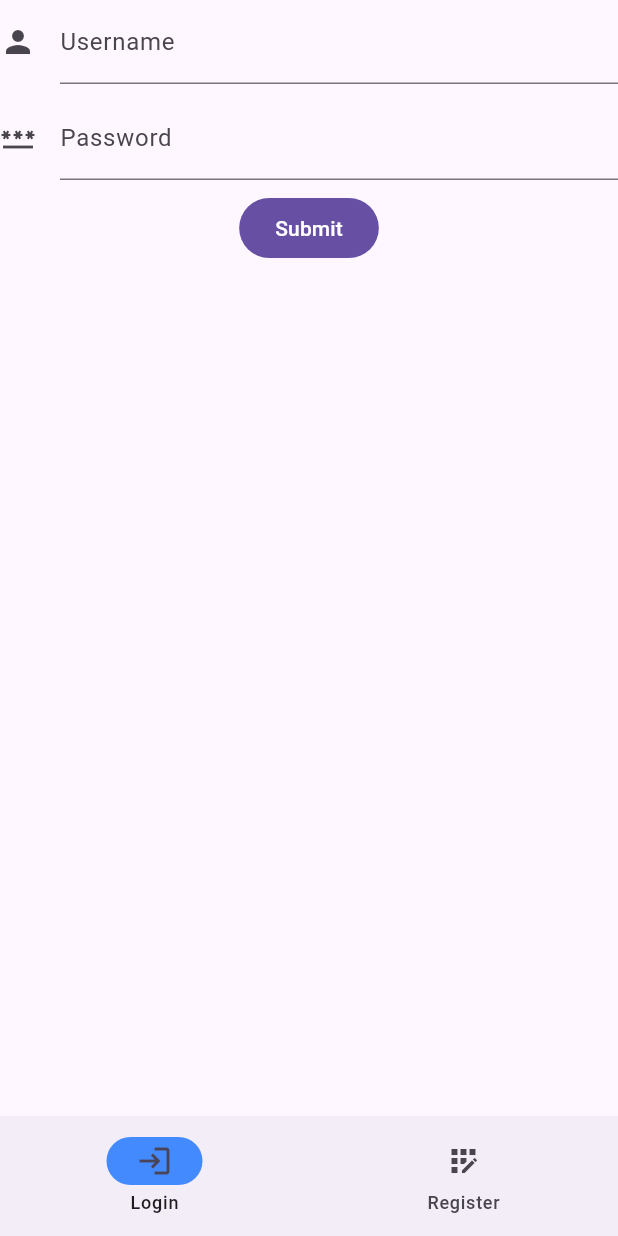
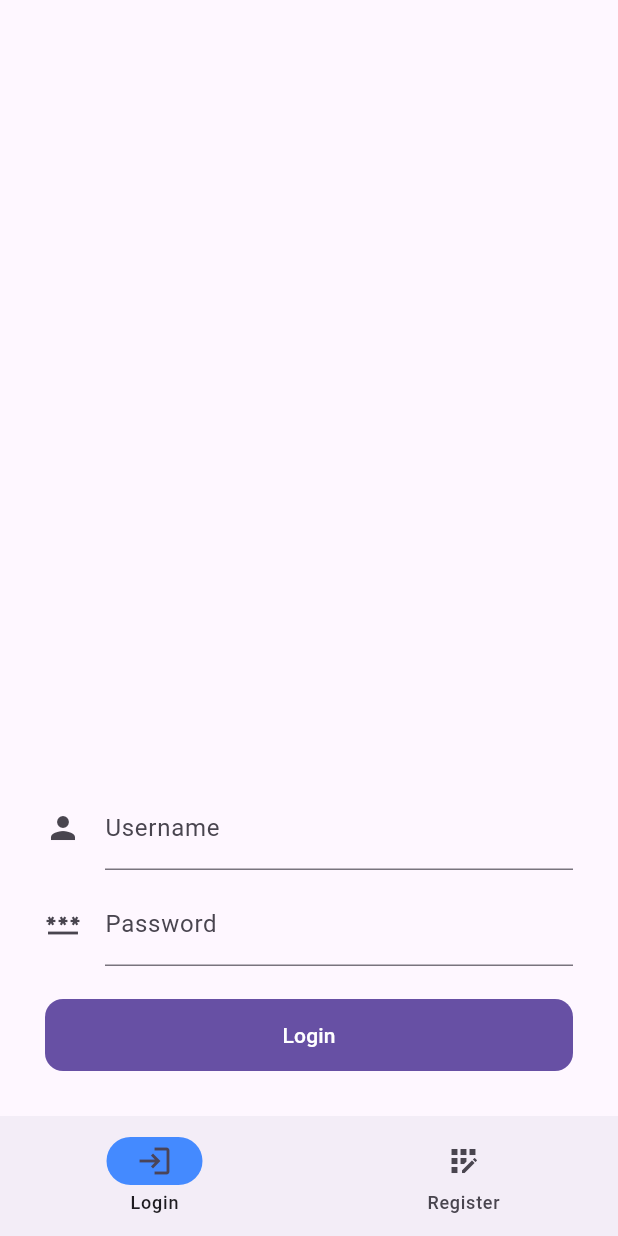
Before and after one commit to invertedEcho/flatshare, a Flutter app: the screen it shows after launch, on a phone screen of 412 x 824 dp. Run offline on Flutter 3.47's test engine with Material 3 defaults, Android fonts, the phone set to English and light mode, and no system bars; our stand-ins replace flutter_dotenv, flutter_secure_storage; accounts and stored records are empty; network calls fail.

Commit message:
feat: style login and register form a bit

```diff
--- a/frontend/lib/login_form.dart
+++ b/frontend/lib/login_form.dart
@@ -71,7 +71,10 @@ class LoginFormState extends State<LoginForm> {
     return SafeArea(
       child: Form(
         key: _formKey,
+        child: Padding(
+          padding: const EdgeInsets.all(30),
           child: Column(
+            mainAxisAlignment: MainAxisAlignment.end,
             children: <Widget>[
               TextFormField(
                 decoration: const InputDecoration(
@@ -87,7 +90,7 @@ class LoginFormState extends State<LoginForm> {
                 controller: usernameController,
               ),
               Padding(
-              padding: const EdgeInsets.symmetric(vertical: 8.0),
+                padding: const EdgeInsets.only(bottom: 22.0, top: 8.0),
                 child: TextFormField(
                   decoration: const InputDecoration(
                     icon: Icon(Icons.password),
@@ -103,11 +106,22 @@ class LoginFormState extends State<LoginForm> {
                   controller: passwordController,
                 ),
               ),
-            FilledButton(
-              onPressed: _handleLogin, // call the refactored method
-              child: const Text('Submit'),
+              SizedBox(
+                width: double.infinity,
+                child: FilledButton(
+                  style: ButtonStyle(
+                      shape: WidgetStateProperty.all<RoundedRectangleBorder>(
+                          RoundedRectangleBorder(
+                              borderRadius: BorderRadius.circular(12)))),
+                  onPressed: _handleLogin,
+                  child: const Padding(
+                    padding: EdgeInsets.all(14.0),
+                    child: Text('Login'),
+                  ),
+                ),
               ),
             ],
+          ),
         ),
       ),
     );
```
Also changed, not shown: frontend/lib/register_form.dart (+28 -13 lines). Lines whose indentation alone changed are shown as unchanged.
